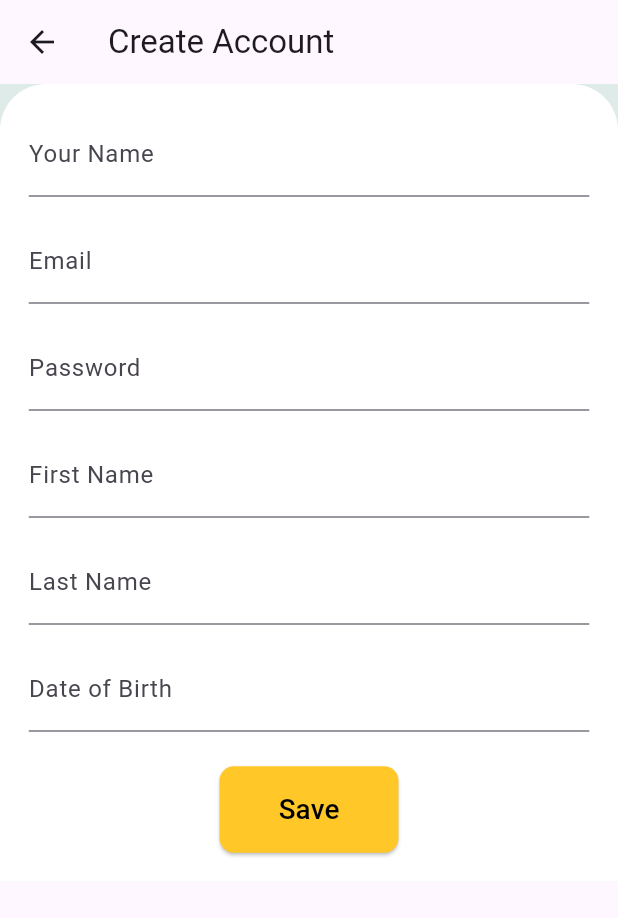
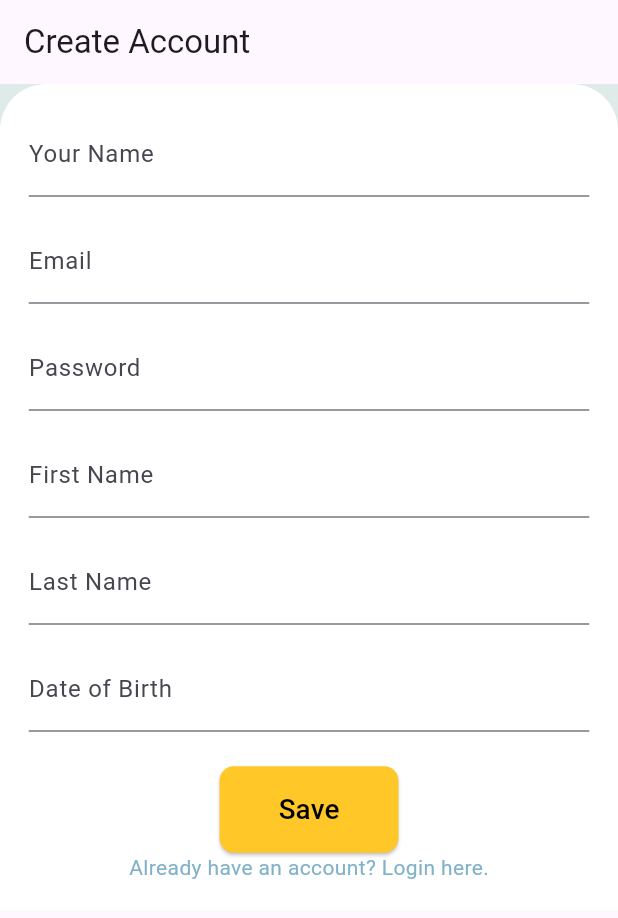
Before and after one commit to basma-jar/mmbbkk, a Flutter app: the RegisterPage screen opened directly, on a phone screen of 412 x 824 dp. Shown: the top 918 px of the screen. Run offline on Flutter 3.47's test engine with Material 3 defaults, Android fonts, the phone set to English and light mode, and no system bars; our stand-ins replace google_fonts; network calls fail.

Commit message:
navigation between login and register

```diff
--- a/lib/main.dart
+++ b/lib/main.dart
@@ -1,6 +1,6 @@
 import 'package:flutter/material.dart';
 import 'package:myapp/utils.dart';
-import 'package:myapp/mobile/login.dart';
+import 'package:myapp/mobile/registration.dart';
 
 void main() => runApp(const MyApp());
 
@@ -16,7 +16,7 @@ class MyApp extends StatelessWidget {
       theme: ThemeData(
         primarySwatch: Colors.blue,
       ),
-      home: const LoginPage(),
+      home: RegisterPage(),
     );
   }
 }
--- a/lib/mobile/registration.dart
+++ b/lib/mobile/registration.dart
@@ -1,6 +1,7 @@
 import 'dart:convert';
 import 'package:flutter/material.dart';
 import 'package:http/http.dart' as http;
+import 'package:myapp/mobile/login.dart';
 
 class RegisterPage extends StatelessWidget {
   RegisterPage({Key? key}) : super(key: key);
@@ -114,6 +115,7 @@ Future<void> registerUser(
                         name = value;
                       },
                     ),
+
                     SizedBox(height: 16 * fem),
                     TextFormField(
                       decoration: InputDecoration(labelText: 'Email'),
@@ -177,6 +179,24 @@ Future<void> registerUser(
                         ),
                       ),
                     ),
+
+                    // Link to redirect to login page
+              InkWell(
+  onTap: () {
+    // Navigate to the login page here
+    Navigator.pushReplacement(
+      context,
+      MaterialPageRoute(builder: (context) => LoginPage()),
+    );
+  },
+  child: Text(
+    'Already have an account? Login here.',
+    style: TextStyle(
+      color: const Color(0xFF81B2CA), // You can customize the color
+    ),
+  ),
+),
+
                   ],
                 ),
               ),
```
Also changed, not shown: lib/mobile/login.dart (+17 -0 lines).
